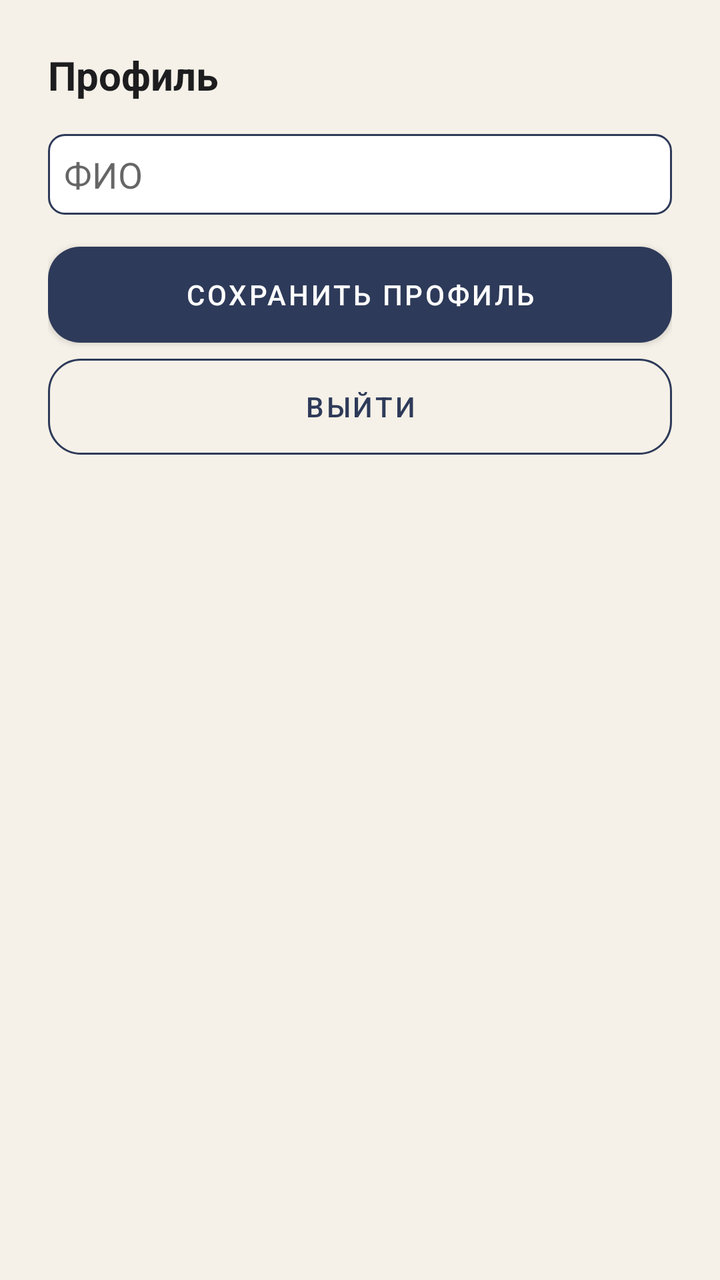
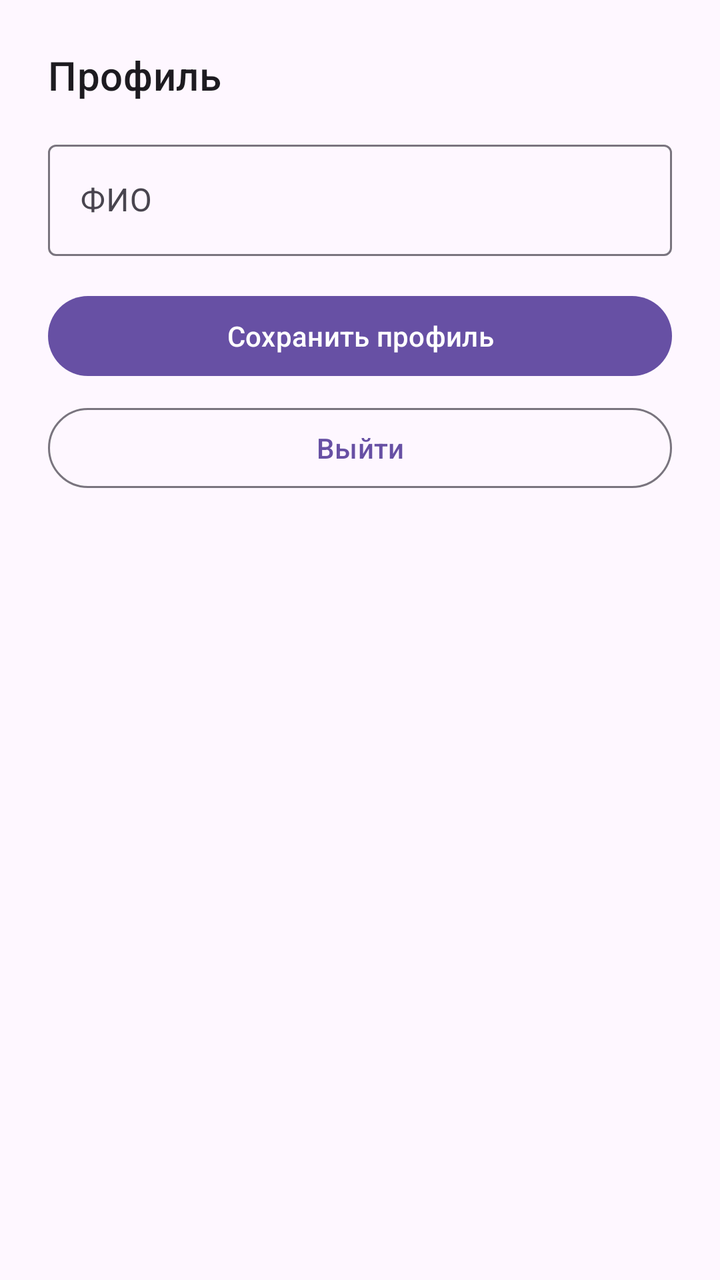

Two renders of the same Android screen: before a commit and after it. Below are the layout's source before the change and the commit's diff.
<!-- AndroidManifest.xml: application theme Theme.TutorPlatform -->
<!-- res/layout/fragment_student_profile.xml -->
<?xml version="1.0" encoding="utf-8"?>
<ScrollView
    xmlns:android="http://schemas.android.com/apk/res/android"
    android:layout_width="match_parent"
    android:layout_height="match_parent"
    android:background="@color/brand_light">

    <LinearLayout
        android:layout_width="match_parent"
        android:layout_height="wrap_content"
        android:orientation="vertical"
        android:padding="@dimen/spacing_lg">

        <TextView
            android:layout_width="match_parent"
            android:layout_height="wrap_content"
            android:text="Профиль"
            android:textSize="20sp"
            android:textStyle="bold"
            android:textColor="@color/text_primary" />

        <EditText
            android:id="@+id/student_profile_name"
            android:layout_width="match_parent"
            android:layout_height="wrap_content"
            android:layout_marginTop="@dimen/spacing_md"
            android:background="@drawable/bg_input"
            android:hint="ФИО"
            android:padding="@dimen/spacing_sm" />

        <Button
            android:id="@+id/student_profile_save"
            android:layout_width="match_parent"
            android:layout_height="wrap_content"
            android:layout_marginTop="@dimen/spacing_md"
            android:background="@drawable/bg_button_primary"
            android:text="Сохранить профиль"
            android:textColor="@color/white" />

        <Button
            android:id="@+id/student_profile_logout"
            android:layout_width="match_parent"
            android:layout_height="wrap_content"
            android:layout_marginTop="@dimen/spacing_sm"
            android:background="@drawable/bg_button_outline"
            android:text="Выйти"
            android:textColor="@color/brand_primary" />

        <ProgressBar
            android:id="@+id/student_profile_progress"
            android:layout_width="wrap_content"
            android:layout_height="wrap_content"
            android:layout_gravity="center_horizontal"
            android:layout_marginTop="@dimen/spacing_md"
            android:visibility="gone" />

    </LinearLayout>
</ScrollView>
<!-- resources referenced by this layout -->
<resources>
  <color name="brand_light">#F5F1E8</color>
  <color name="brand_primary">#2E3A59</color>
  <color name="text_primary">#1D1D1F</color>
  <color name="white">#FFFFFF</color>
  <dimen name="spacing_lg">24dp</dimen>
  <dimen name="spacing_md">16dp</dimen>
  <dimen name="spacing_sm">8dp</dimen>
  <!-- drawable bg_button_outline (drawable) -->
  <shape xmlns:android="http://schemas.android.com/apk/res/android">
      <solid android:color="@android:color/transparent" />
      <stroke android:width="1dp" android:color="@color/brand_primary" />
      <corners android:radius="@dimen/corner_md" />
  </shape>
  <!-- drawable bg_button_primary (drawable) -->
  <shape xmlns:android="http://schemas.android.com/apk/res/android">
      <solid android:color="@color/brand_primary" />
      <corners android:radius="@dimen/corner_md" />
  </shape>
  <!-- drawable bg_input (drawable) -->
  <shape xmlns:android="http://schemas.android.com/apk/res/android">
      <solid android:color="@color/surface" />
      <stroke android:width="1dp" android:color="@color/brand_primary" />
      <corners android:radius="@dimen/corner_sm" />
  </shape>
  <style name="Theme.TutorPlatform" parent="Theme.MaterialComponents.Light.NoActionBar">
          <item name="colorPrimary">@color/brand_primary</item>
          <item name="colorPrimaryVariant">@color/brand_dark</item>
          <item name="colorOnPrimary">@color/white</item>
          <item name="colorSecondary">@color/brand_secondary</item>
          <item name="colorSecondaryVariant">@color/brand_tertiary</item>
          <item name="colorOnSecondary">@color/brand_dark</item>
          <item name="android:statusBarColor">@color/brand_dark</item>
          <item name="android:windowBackground">@color/brand_light</item>
          <item name="android:colorAccent">@color/accent</item>
      </style>
  <dimen name="corner_md">16dp</dimen>
  <color name="surface">#FFFFFF</color>
  <dimen name="corner_sm">8dp</dimen>
  <color name="brand_dark">#1F2433</color>
  <color name="brand_secondary">#E9B44C</color>
  <color name="brand_tertiary">#D6605A</color>
  <color name="accent">#3C6E71</color>
</resources>

<!-- the commit's change to res/layout/fragment_student_profile.xml (unified diff, before → after) -->
@@ -1,9 +1,10 @@
 <?xml version="1.0" encoding="utf-8"?>
 <ScrollView
     xmlns:android="http://schemas.android.com/apk/res/android"
+    xmlns:app="http://schemas.android.com/apk/res-auto"
     android:layout_width="match_parent"
     android:layout_height="match_parent"
-    android:background="@color/brand_light">
+    android:fitsSystemWindows="true">
 
     <LinearLayout
         android:layout_width="match_parent"
@@ -11,40 +12,41 @@
         android:orientation="vertical"
         android:padding="@dimen/spacing_lg">
 
-        <TextView
+        <com.google.android.material.textview.MaterialTextView
             android:layout_width="match_parent"
             android:layout_height="wrap_content"
             android:text="Профиль"
+            android:textColor="?attr/colorOnSurface"
             android:textSize="20sp"
-            android:textStyle="bold"
-            android:textColor="@color/text_primary" />
+            android:textAppearance="?attr/textAppearanceTitleMedium" />
 
-        <EditText
-            android:id="@+id/student_profile_name"
+        <com.google.android.material.textfield.TextInputLayout
             android:layout_width="match_parent"
             android:layout_height="wrap_content"
             android:layout_marginTop="@dimen/spacing_md"
-            android:background="@drawable/bg_input"
             android:hint="ФИО"
-            android:padding="@dimen/spacing_sm" />
+            app:boxBackgroundMode="outline">
 
-        <Button
+            <com.google.android.material.textfield.TextInputEditText
+                android:id="@+id/student_profile_name"
+                android:layout_width="match_parent"
+                android:layout_height="wrap_content" />
+        </com.google.android.material.textfield.TextInputLayout>
+
+        <com.google.android.material.button.MaterialButton
             android:id="@+id/student_profile_save"
             android:layout_width="match_parent"
             android:layout_height="wrap_content"
             android:layout_marginTop="@dimen/spacing_md"
-            android:background="@drawable/bg_button_primary"
-            android:text="Сохранить профиль"
-            android:textColor="@color/white" />
+            android:text="Сохранить профиль" />
 
-        <Button
+        <com.google.android.material.button.MaterialButton
             android:id="@+id/student_profile_logout"
             android:layout_width="match_parent"
             android:layout_height="wrap_content"
             android:layout_marginTop="@dimen/spacing_sm"
-            android:background="@drawable/bg_button_outline"
             android:text="Выйти"
-            android:textColor="@color/brand_primary" />
+            style="?attr/materialButtonOutlinedStyle" />
 
         <ProgressBar
             android:id="@+id/student_profile_progress"
<!-- resource entries referenced after the edit -->
@@ -1,46 +1,13 @@
 <!-- resources referenced by this layout -->
 <resources>
-  <color name="brand_light">#F5F1E8</color>
-  <color name="brand_primary">#2E3A59</color>
-  <color name="text_primary">#1D1D1F</color>
-  <color name="white">#FFFFFF</color>
   <dimen name="spacing_lg">24dp</dimen>
   <dimen name="spacing_md">16dp</dimen>
   <dimen name="spacing_sm">8dp</dimen>
-  <!-- drawable bg_button_outline (drawable) -->
-  <shape xmlns:android="http://schemas.android.com/apk/res/android">
-      <solid android:color="@android:color/transparent" />
-      <stroke android:width="1dp" android:color="@color/brand_primary" />
-      <corners android:radius="@dimen/corner_md" />
-  </shape>
-  <!-- drawable bg_button_primary (drawable) -->
-  <shape xmlns:android="http://schemas.android.com/apk/res/android">
-      <solid android:color="@color/brand_primary" />
-      <corners android:radius="@dimen/corner_md" />
-  </shape>
-  <!-- drawable bg_input (drawable) -->
-  <shape xmlns:android="http://schemas.android.com/apk/res/android">
-      <solid android:color="@color/surface" />
-      <stroke android:width="1dp" android:color="@color/brand_primary" />
-      <corners android:radius="@dimen/corner_sm" />
-  </shape>
-  <style name="Theme.TutorPlatform" parent="Theme.MaterialComponents.Light.NoActionBar">
-          <item name="colorPrimary">@color/brand_primary</item>
-          <item name="colorPrimaryVariant">@color/brand_dark</item>
-          <item name="colorOnPrimary">@color/white</item>
-          <item name="colorSecondary">@color/brand_secondary</item>
-          <item name="colorSecondaryVariant">@color/brand_tertiary</item>
-          <item name="colorOnSecondary">@color/brand_dark</item>
-          <item name="android:statusBarColor">@color/brand_dark</item>
-          <item name="android:windowBackground">@color/brand_light</item>
-          <item name="android:colorAccent">@color/accent</item>
+  <style name="Theme.TutorPlatform" parent="Theme.Material3.DayNight.NoActionBar">
+          <item name="chatMyBubbleColor">?attr/colorPrimaryContainer</item>
+          <item name="chatMyBubbleTextColor">?attr/colorOnPrimaryContainer</item>
+          <item name="chatOtherBubbleColor">?attr/colorSurfaceVariant</item>
+          <item name="chatOtherBubbleTextColor">?attr/colorOnSurfaceVariant</item>
       </style>
-  <dimen name="corner_md">16dp</dimen>
-  <color name="surface">#FFFFFF</color>
-  <dimen name="corner_sm">8dp</dimen>
-  <color name="brand_dark">#1F2433</color>
-  <color name="brand_secondary">#E9B44C</color>
-  <color name="brand_tertiary">#D6605A</color>
-  <color name="accent">#3C6E71</color>
 </resources>
 
